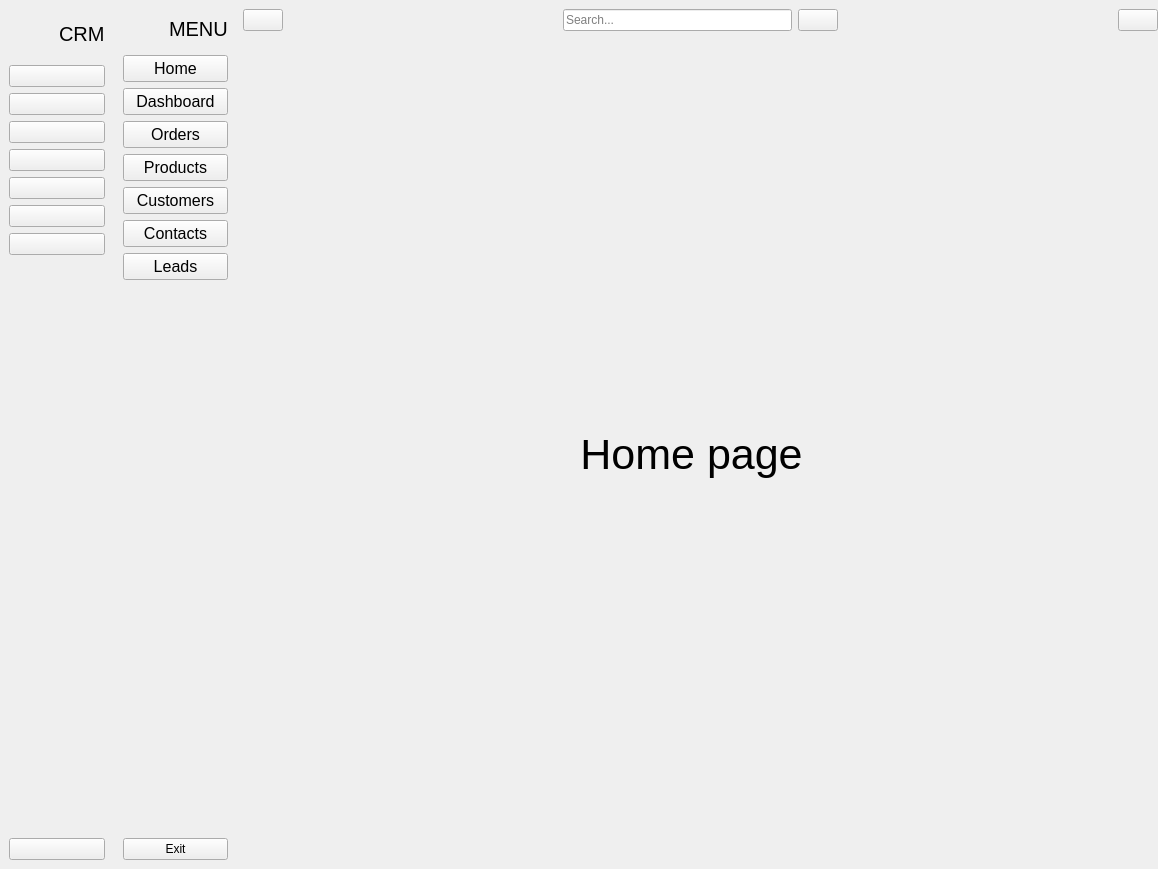
The window that src/MainWindow.ui (BROM100/CRM-APP) describes before a commit, drawn with Qt 5.
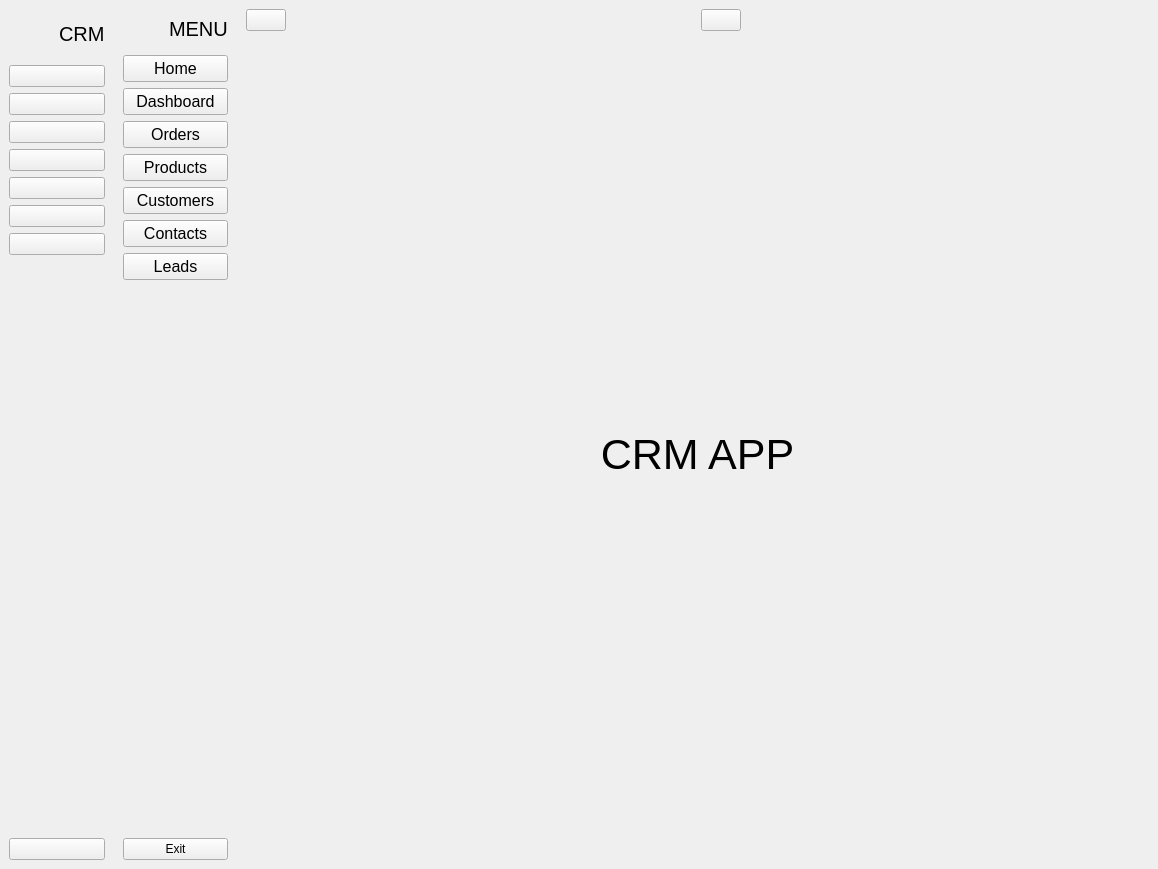
The same window after the commit. The open tabs and pages were chosen to show the change. Icons and pictures are not drawn.

Commit message: Dashboard chart added, changes in main UI, Customers.NumberofOrders implemented logic.

```diff
--- a/src/MainWindow.ui
+++ b/src/MainWindow.ui
@@ -80,57 +80,7 @@
            <height>40</height>
           </size>
          </property>
-         <layout class="QGridLayout" name="gridLayout_17">
-          <property name="leftMargin">
-           <number>6</number>
-          </property>
-          <property name="topMargin">
-           <number>0</number>
-          </property>
-          <property name="rightMargin">
-           <number>0</number>
-          </property>
-          <property name="bottomMargin">
-           <number>0</number>
-          </property>
-          <item row="0" column="1">
-           <spacer name="horizontalSpacer_3">
-            <property name="orientation">
-             <enum>Qt::Horizontal</enum>
-            </property>
-            <property name="sizeHint" stdset="0">
-             <size>
-              <width>262</width>
-              <height>20</height>
-             </size>
-            </property>
-           </spacer>
-          </item>
-          <item row="0" column="2">
-           <layout class="QHBoxLayout" name="horizontalLayout_7">
-            <item>
-             <widget class="QLineEdit" name="search_input">
-              <property name="placeholderText">
-               <string>Search...</string>
-              </property>
-             </widget>
-            </item>
-            <item>
-             <widget class="QPushButton" name="search_btn">
-              <property name="text">
-               <string/>
-              </property>
-              <property name="icon">
-               <iconset resource="../resources/resource.qrc">
-                <normaloff>:/icon/icons/search-9-32.ico</normaloff>:/icon/icons/search-9-32.ico</iconset>
-              </property>
-              <property name="checkable">
-               <bool>true</bool>
-              </property>
-             </widget>
-            </item>
-           </layout>
-          </item>
+         <layout class="QGridLayout" name="gridLayout_11">
           <item row="0" column="0">
            <widget class="QPushButton" name="change_btn">
             <property name="text">
@@ -152,7 +102,20 @@
             </property>
            </widget>
           </item>
-          <item row="0" column="4">
+          <item row="0" column="1">
+           <spacer name="horizontalSpacer_3">
+            <property name="orientation">
+             <enum>Qt::Horizontal</enum>
+            </property>
+            <property name="sizeHint" stdset="0">
+             <size>
+              <width>262</width>
+              <height>20</height>
+             </size>
+            </property>
+           </spacer>
+          </item>
+          <item row="0" column="2">
            <widget class="QPushButton" name="user_btn">
             <property name="text">
              <string/>
@@ -198,6 +161,12 @@
           <layout class="QGridLayout" name="gridLayout_2">
            <item row="0" column="0">
             <widget class="QLabel" name="label_7">
+             <property name="sizePolicy">
+              <sizepolicy hsizetype="Expanding" vsizetype="Expanding">
+               <horstretch>0</horstretch>
+               <verstretch>0</verstretch>
+              </sizepolicy>
+             </property>
              <property name="minimumSize">
               <size>
                <width>0</width>
@@ -210,7 +179,7 @@
               </font>
              </property>
              <property name="text">
-              <string>Home page </string>
+              <string>CRM APP</string>
              </property>
              <property name="alignment">
               <set>Qt::AlignCenter</set>
```
Left out of the diff: 2 changed lines with no effect on the pictures. The commit also changes 7 other files.
